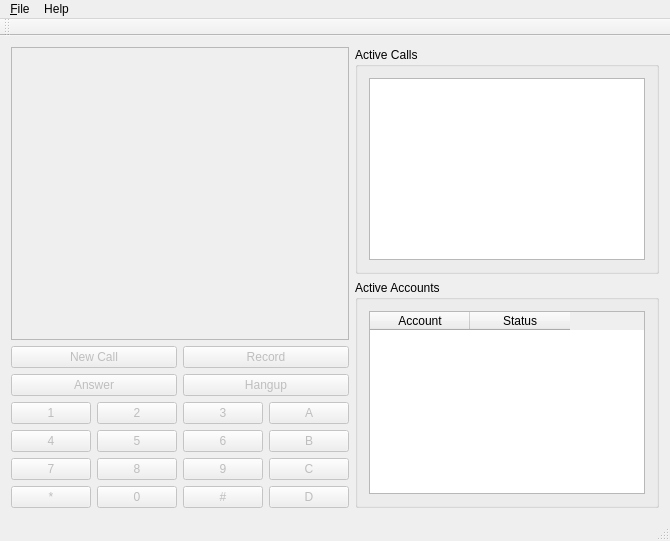
The window that fscomm/mainwindow.ui (karlma/freeswitch-b1.10) describes before a commit, drawn with Qt 5.
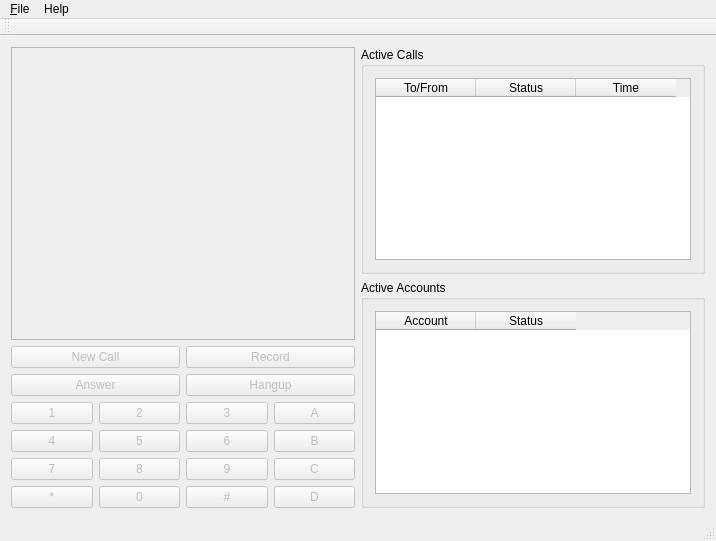
The same window after the commit.

Commit message: Make UI enhancements and refactor some code. We still have bugs on handling multiple calls and switching between them.

What changed in the file:
```diff
--- a/fscomm/mainwindow.ui
+++ b/fscomm/mainwindow.ui
@@ -6,7 +6,7 @@
    <rect>
     <x>0</x>
     <y>0</y>
-    <width>670</width>
+    <width>716</width>
     <height>541</height>
    </rect>
   </property>
@@ -256,7 +256,35 @@
         </property>
         <layout class="QHBoxLayout" name="horizontalLayout_3">
          <item>
-          <widget class="QListWidget" name="listCalls"/>
+          <widget class="QTableWidget" name="tableCalls">
+           <property name="editTriggers">
+            <set>QAbstractItemView::NoEditTriggers</set>
+           </property>
+           <property name="selectionMode">
+            <enum>QAbstractItemView::SingleSelection</enum>
+           </property>
+           <property name="selectionBehavior">
+            <enum>QAbstractItemView::SelectRows</enum>
+           </property>
+           <property name="showGrid">
+            <bool>false</bool>
+           </property>
+           <column>
+            <property name="text">
+             <string>To/From</string>
+            </property>
+           </column>
+           <column>
+            <property name="text">
+             <string>Status</string>
+            </property>
+           </column>
+           <column>
+            <property name="text">
+             <string>Time</string>
+            </property>
+           </column>
+          </widget>
          </item>
         </layout>
        </widget>
@@ -329,7 +357,7 @@
     <rect>
      <x>0</x>
      <y>0</y>
-     <width>670</width>
+     <width>716</width>
      <height>24</height>
     </rect>
    </property>
```
The commit also changes 3 other files.
